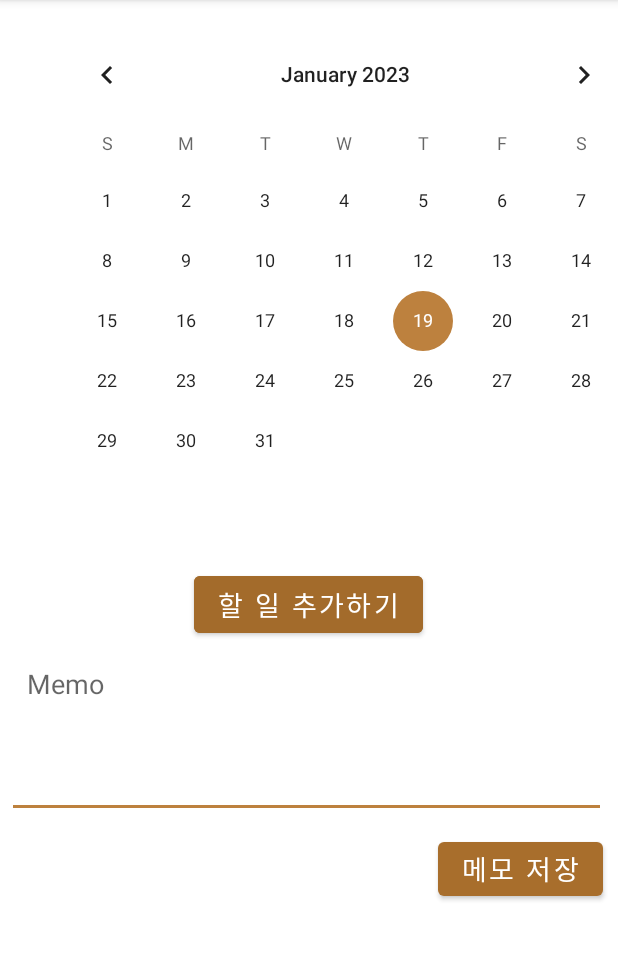
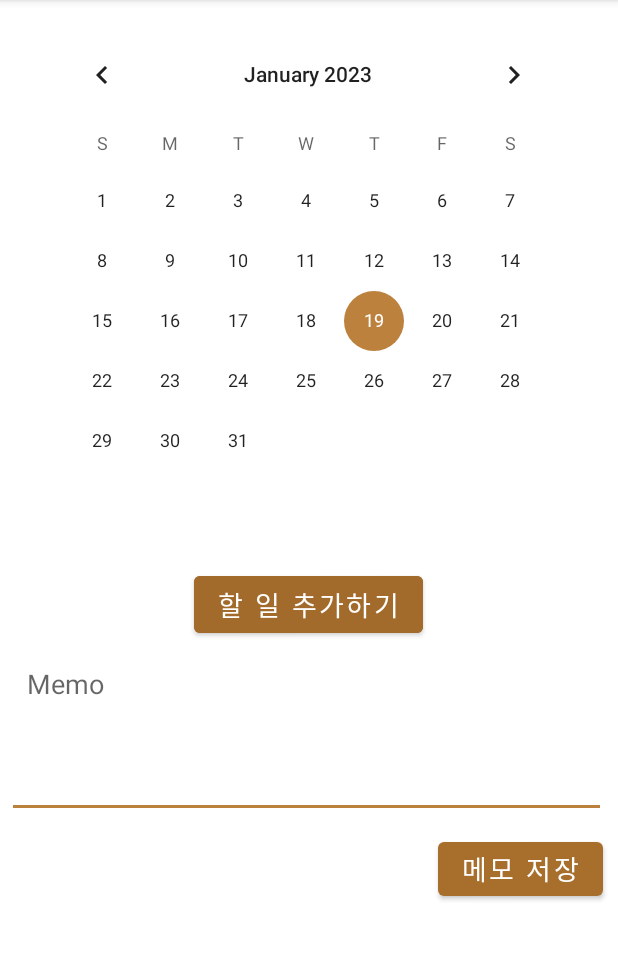
Before and after one commit to jung293441/GURU02, an Android app: the CalendarActivity screen opened directly, with no data from a screen before it, on a phone screen of 412 x 824 dp, the part 84-1044 px from its top. Run offline under Robolectric (Android 15) with nearby library versions, the phone set to English and light mode, and no system bars.

Commit message:
Update activity_calendar.xml

```diff
--- a/app/src/main/res/layout/activity_calendar.xml
+++ b/app/src/main/res/layout/activity_calendar.xml
@@ -9,7 +9,7 @@
 
     <CalendarView
         android:id="@+id/calendarView"
-        android:layout_width="410dp"
+        android:layout_width="360dp"
         android:layout_height="332dp"
         android:layout_marginStart="25dp"
         android:layout_marginTop="16dp"
```
